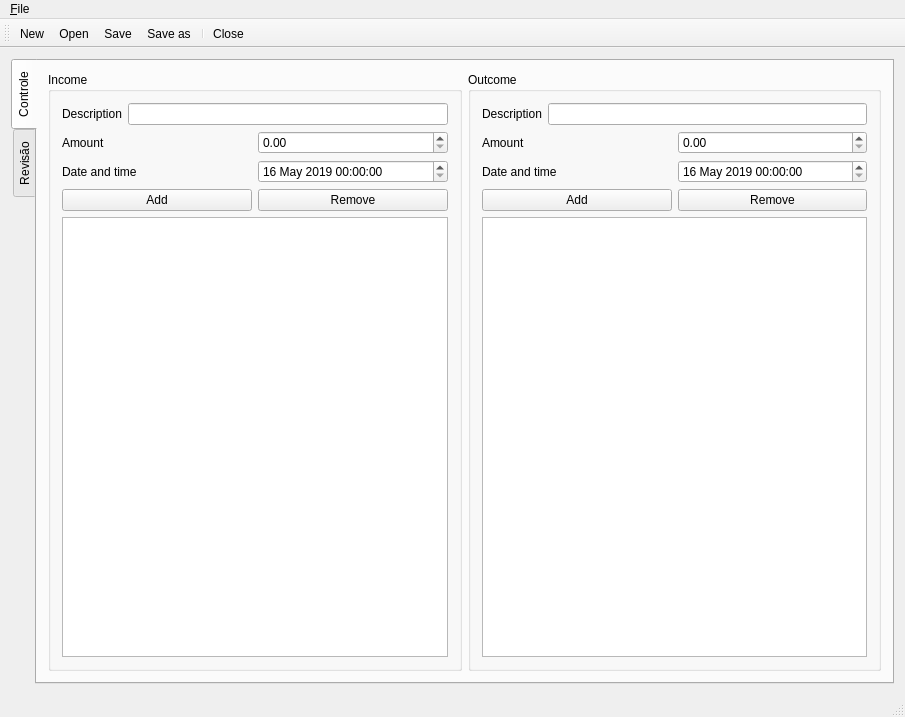
Before: the Qt Designer form mainwindow.ui in iagows/Simple_Finances, drawn with Qt 5.
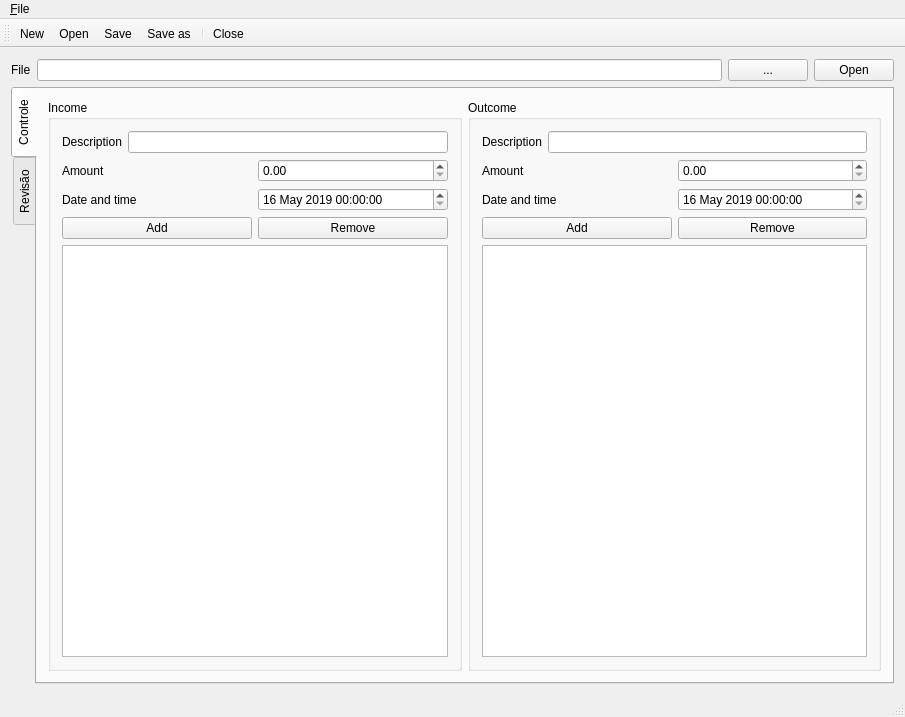
After: the same form once the commit is applied. Icons and pictures are not drawn.

Patch:
```diff
--- a/mainwindow.ui
+++ b/mainwindow.ui
@@ -11,11 +11,46 @@
    </rect>
   </property>
   <property name="windowTitle">
-   <string>MainWindow</string>
+   <string>Simple Finances</string>
+  </property>
+  <property name="windowIcon">
+   <iconset resource="res.qrc">
+    <normaloff>:/icon/icon.png</normaloff>:/icon/icon.png</iconset>
+  </property>
+  <property name="styleSheet">
+   <string notr="true"/>
   </property>
   <widget class="QWidget" name="centralWidget">
    <layout class="QGridLayout" name="gridLayout">
     <item row="0" column="0">
+     <layout class="QHBoxLayout" name="horizontalLayout_8">
+      <item>
+       <widget class="QLabel" name="label_7">
+        <property name="text">
+         <string>File</string>
+        </property>
+       </widget>
+      </item>
+      <item>
+       <widget class="QLineEdit" name="le_file"/>
+      </item>
+      <item>
+       <widget class="QPushButton" name="bt_file">
+        <property name="text">
+         <string>...</string>
+        </property>
+       </widget>
+      </item>
+      <item>
+       <widget class="QPushButton" name="bt_open">
+        <property name="text">
+         <string>Open</string>
+        </property>
+       </widget>
+      </item>
+     </layout>
+    </item>
+    <item row="1" column="0">
      <widget class="QTabWidget" name="tw">
       <property name="tabPosition">
        <enum>QTabWidget::West</enum>
@@ -33,7 +68,7 @@
           <property name="title">
            <string>Income</string>
           </property>
-          <layout class="QGridLayout" name="gridLayout_2">
+          <layout class="QGridLayout" name="gridLayout_3">
            <item row="0" column="0" colspan="2">
             <layout class="QVBoxLayout" name="verticalLayout">
              <item>
@@ -110,7 +145,7 @@
             </widget>
            </item>
            <item row="2" column="0" colspan="2">
-            <widget class="QTableWidget" name="tw_income"/>
+            <widget class="QTableView" name="tv_income"/>
            </item>
           </layout>
          </widget>
@@ -120,7 +155,7 @@
           <property name="title">
            <string>Outcome</string>
           </property>
-          <layout class="QGridLayout" name="gridLayout_3">
+          <layout class="QGridLayout" name="gridLayout_2">
            <item row="0" column="0" colspan="2">
             <layout class="QVBoxLayout" name="verticalLayout_2">
              <item>
@@ -197,7 +232,7 @@
             </widget>
            </item>
            <item row="2" column="0" colspan="2">
-            <widget class="QTableWidget" name="tw_outcome"/>
+            <widget class="QTableView" name="tv_outcome"/>
            </item>
           </layout>
          </widget>
```
Left out of the diff: 10 changed lines with no effect on the pictures.
